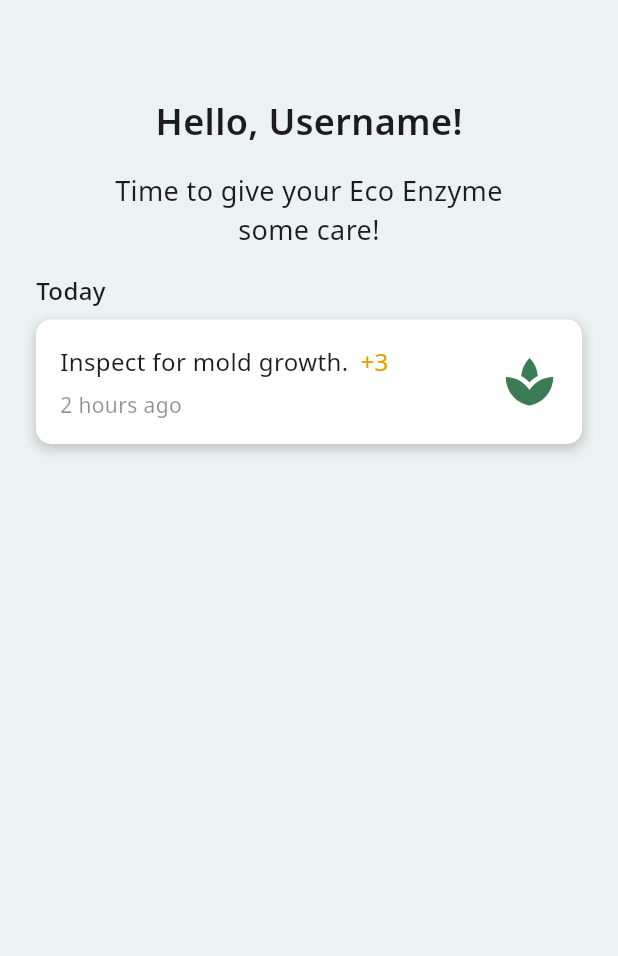
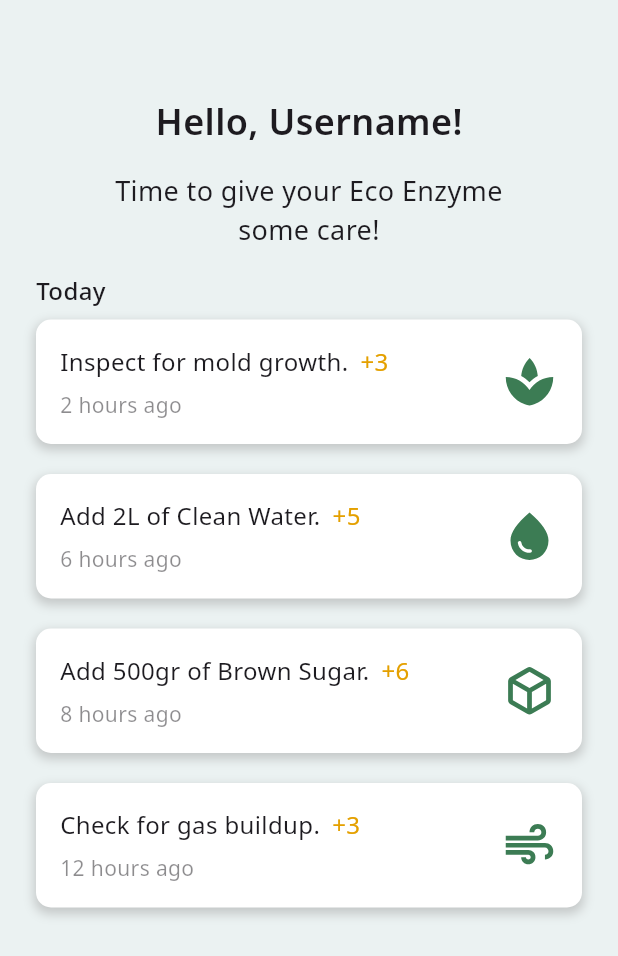
Before and after one commit to kensunjaya/ReBio, a Flutter app: the screen it shows once a user with an empty profile is signed in, on a phone screen of 412 x 824 dp. Shown: the top 956 px of the screen. Run offline on Flutter 3.47's test engine with Material 3 defaults, Android fonts, the phone set to English and light mode, and no system bars; our stand-ins replace cloud_firestore, firebase_auth, firebase_core, flutter_svg, google_fonts; accounts and stored records are empty.

Commit message:
recommendation card

```diff
--- a/lib/pages/recommendation.dart
+++ b/lib/pages/recommendation.dart
@@ -49,6 +49,27 @@ class _RecommendationState extends State<Recommendation> {
                       points: "+3",
                       timeAgo: "2 hours ago",
                       svgAsset: 'assets/mold.svg',
+                    ),
+                    Padding(padding: EdgeInsets.only(bottom: 20.0)),
+                    RecommendationCard(
+                      title: "Add 2L of Clean Water.",
+                      points: "+5",
+                      timeAgo: "6 hours ago",
+                      svgAsset: 'assets/water.svg',
+                    ),
+                    Padding(padding: EdgeInsets.only(bottom: 20.0)),
+                    RecommendationCard(
+                      title: "Add 500gr of Brown Sugar.",
+                      points: "+6",
+                      timeAgo: "8 hours ago",
+                      svgAsset: 'assets/brown_sugar.svg',
+                    ),
+                    Padding(padding: EdgeInsets.only(bottom: 20.0)),
+                    RecommendationCard(
+                      title: "Check for gas buildup.",
+                      points: "+3",
+                      timeAgo: "12 hours ago",
+                      svgAsset: 'assets/gas.svg',
                     )
                   ]
                 )
--- a/pubspec.yaml
+++ b/pubspec.yaml
@@ -24,3 +24,6 @@ flutter:
   uses-material-design: true
   assets:
     - assets/mold.svg
+    - assets/water.svg
+    - assets/gas.svg
+    - assets/brown_sugar.svg
```
Also changed, not shown: assets/brown_sugar.svg (added), assets/gas.svg (added), assets/water.svg (added).
